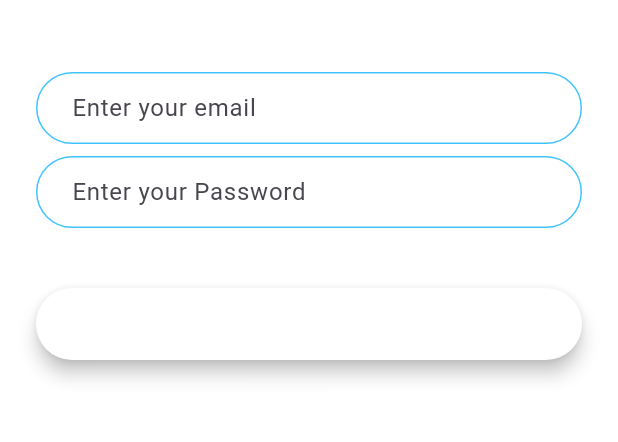
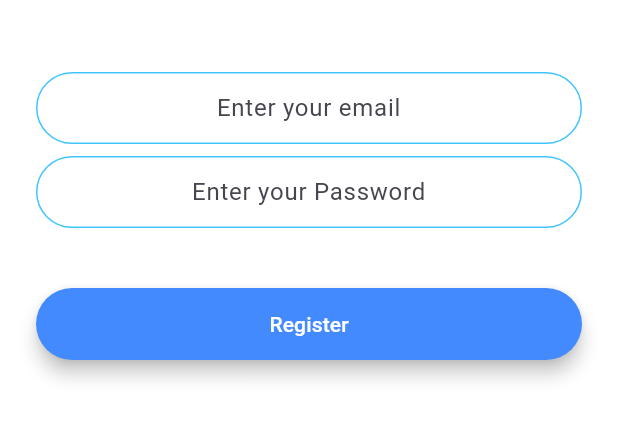
Before and after one commit to Ashmit-Gupta/Chat-Application-Flutter, a Flutter app: the screen it shows after launch, after a tap on "Register", on a phone screen of 412 x 824 dp, the part 576-1018 px from its top. Run offline on Flutter 3.47's test engine with Material 3 defaults, Android fonts, the phone set to English and light mode, and no system bars; our stand-ins replace animated_text_kit, firebase_auth, firebase_core; accounts and stored records are empty.

```diff
--- a/lib/constants.dart
+++ b/lib/constants.dart
@@ -19,20 +19,17 @@ const kMessageContainerDecoration = BoxDecoration(
 );
 
 const kTextFieldDecoration = InputDecoration(
-  hintText: 'Enter your email',
-  contentPadding:
-  EdgeInsets.symmetric(vertical: 10.0, horizontal: 20.0),
+  hintText: '',
+  contentPadding: EdgeInsets.symmetric(vertical: 10.0, horizontal: 20.0),
   border: OutlineInputBorder(
     borderRadius: BorderRadius.all(Radius.circular(32.0)),
   ),
   enabledBorder: OutlineInputBorder(
-    borderSide:
-    BorderSide(color: Colors.lightBlueAccent, width: 1.0),
+    borderSide: BorderSide(color: Colors.lightBlueAccent, width: 1.0),
     borderRadius: BorderRadius.all(Radius.circular(32.0)),
   ),
   focusedBorder: OutlineInputBorder(
-    borderSide:
-    BorderSide(color: Colors.lightBlueAccent, width: 2.0),
+    borderSide: BorderSide(color: Colors.lightBlueAccent, width: 2.0),
     borderRadius: BorderRadius.all(Radius.circular(32.0)),
   ),
 );
--- a/lib/main.dart
+++ b/lib/main.dart
@@ -2,22 +2,31 @@ import 'package:chat_app/screens/chat_screen.dart';
 import 'package:chat_app/screens/login_screen.dart';
 import 'package:chat_app/screens/registration_screen.dart';
 import 'package:chat_app/screens/welcome_screen.dart';
+import 'package:firebase_core/firebase_core.dart';
 import 'package:flutter/material.dart';
 
-void main() => runApp(FlashChat());
+void main() async {
+  //init the firebase here or else u will encounter error !! or white screen !
+  WidgetsFlutterBinding.ensureInitialized();
+  await Firebase.initializeApp(
+      options: FirebaseOptions(
+          apiKey: 'AIzaSyBT0n4J5ikXoriobclrKURFCst98BSVvSQ',
+          appId: '1:380830881880:android:0f18981fbf6962d7f5522d',
+          messagingSenderId: '380830881880',
+          projectId: 'chat-app-flutter-56aff'));
+  runApp(MyApp());
+}
 
-class FlashChat extends StatelessWidget {
-  const FlashChat({super.key});
-
+class MyApp extends StatelessWidget {
   @override
   Widget build(BuildContext context) {
     return MaterialApp(
-      home: null,
-      initialRoute: 'welcome_screen',
+      title: 'Chat App',
+      home: WelcomeScreen(),
       routes: {
         WelcomeScreen.id: (context) => WelcomeScreen(),
+        RegistrationScreen.id: (context) => RegistrationScreen(),
         LoginScreen.id: (context) => LoginScreen(),
-        RegistrationScreen.id: (context) => RegistrationScreen(),
         ChatScreen.id: (context) => ChatScreen()
       },
     );
--- a/lib/screens/components/rounded_button.dart
+++ b/lib/screens/components/rounded_button.dart
@@ -20,7 +20,7 @@ class RoundedButton extends StatelessWidget {
         borderRadius: BorderRadius.circular(30.0),
         child: MaterialButton(
           onPressed: () {
-            //Go to login screen.
+            //Go to Another screen.
             onPress();
           },
           minWidth: 200.0,
--- a/lib/screens/registration_screen.dart
+++ b/lib/screens/registration_screen.dart
@@ -1,15 +1,20 @@
 import 'package:chat_app/screens/components/rounded_button.dart';
+import 'package:firebase_auth/firebase_auth.dart';
 import 'package:flutter/material.dart';
-
 import '../constants.dart';
+import 'chat_screen.dart';
 
 class RegistrationScreen extends StatefulWidget {
   static String id = "registration_screen";
+  const RegistrationScreen({super.key});
   @override
   _RegistrationScreenState createState() => _RegistrationScreenState();
 }
 
 class _RegistrationScreenState extends State<RegistrationScreen> {
+  final _auth = FirebaseAuth.instance;
+  late String email;
+  late String pwd;
   @override
   Widget build(BuildContext context) {
     return Scaffold(
@@ -31,30 +36,51 @@ class _RegistrationScreenState extends State<RegistrationScreen> {
               height: 48.0,
             ),
             TextField(
+              keyboardType: TextInputType.emailAddress,
+              textAlign: TextAlign.center,
               onChanged: (value) {
                 //Do something with the user input.
+                email = value;
               },
               decoration:
-                  kTextFieldDecoration.copyWith(labelText: 'Enter your email'),
+                  kTextFieldDecoration.copyWith(hintText: 'Enter your email'),
             ),
             SizedBox(
               height: 8.0,
             ),
             TextField(
+              textAlign: TextAlign.center,
+              obscureText: true,
               onChanged: (value) {
                 //Do something with the user input.
+                pwd = value;
               },
               decoration: kTextFieldDecoration.copyWith(
-                  labelText: 'Enter your Password'),
+                  hintText: 'Enter your Password'),
             ),
             SizedBox(
               height: 24.0,
             ),
             RoundedButton(
-                color: Colors.white,
+                color: Colors.blueAccent,
                 text: 'Register',
-                onPress: () {
+                onPress: () async {
                   //Implement registration functionality.
+                  print(email);
+                  print(pwd);
+                  try {
+                    // final newUser = await _auth.signInWithEmailAndPassword(
+                    final newUser = await _auth.createUserWithEmailAndPassword(
+                        email: email, password: pwd);
+                    if (newUser != null) {
+                      Navigator.popAndPushNamed(context, ChatScreen.id);
+                    } else {
+                      print(
+                          "Error in the registration Screen , unable to create user ");
+                    }
+                  } catch (e) {
+                    print(e);
+                  }
                 }),
           ],
         ),
--- a/pubspec.yaml
+++ b/pubspec.yaml
@@ -36,6 +36,8 @@ dependencies:
   # Use with the CupertinoIcons class for iOS style icons.
   cupertino_icons: ^1.0.6
   animated_text_kit: ^4.2.2
+  firebase_core: ^3.3.0
+  firebase_auth: ^5.1.4
 
 dev_dependencies:
   flutter_test:
```
Also changed, not shown: lib/screens/chat_screen.dart (+18 -0 lines), lib/screens/login_screen.dart (+22 -4 lines), pubspec.lock, 8 other files.
